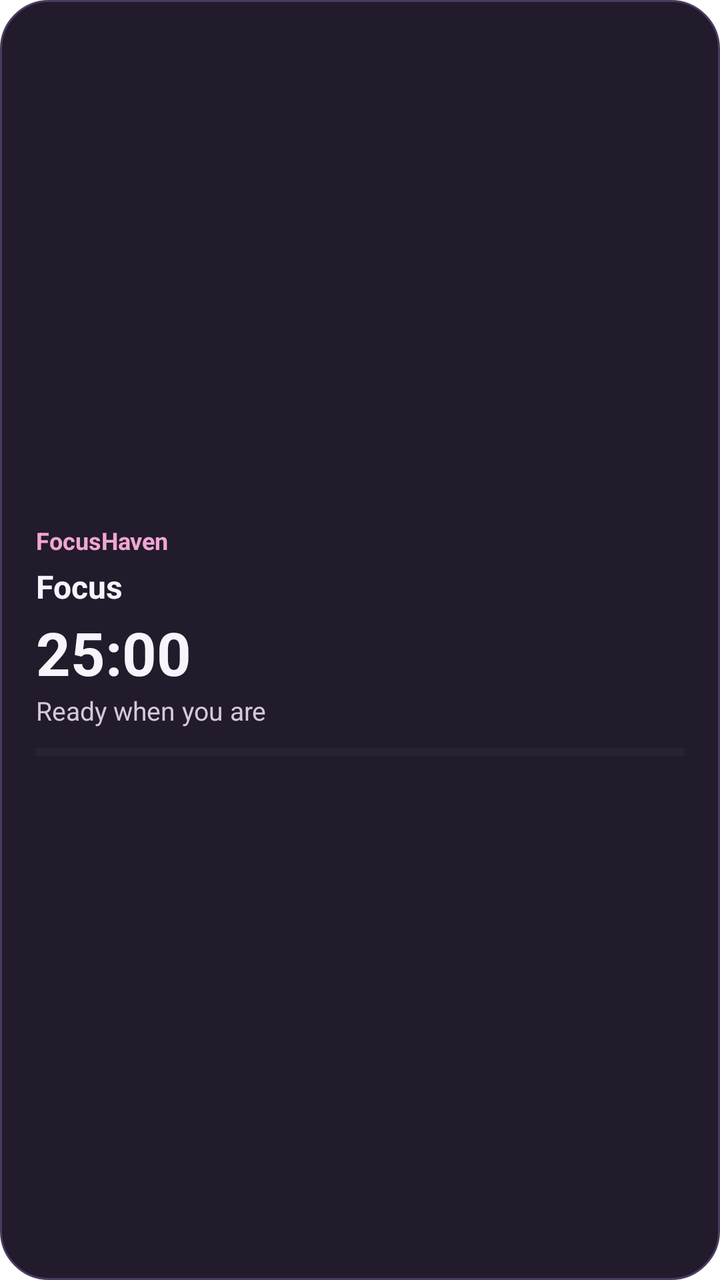
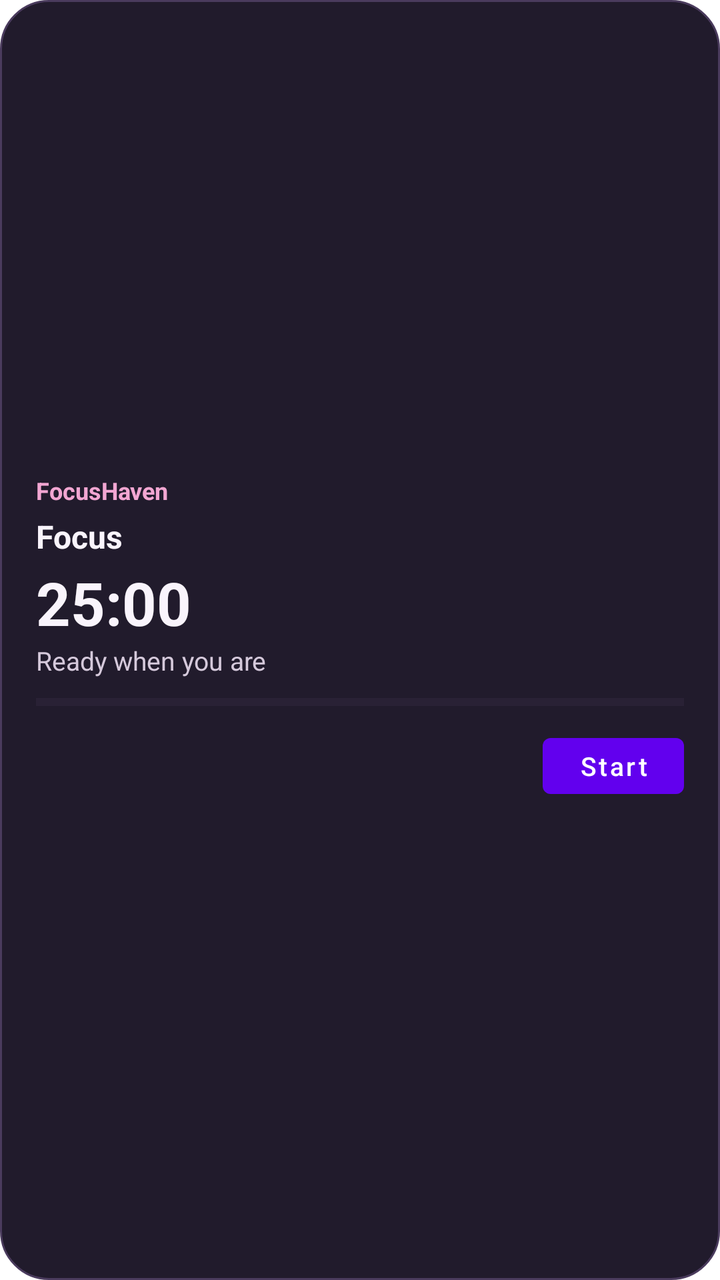

Two renders of the same Android screen: before a commit and after it. Below are the layout's source before the change and the commit's diff.
<!-- AndroidManifest.xml: fallback theme Theme.MaterialComponents.DayNight.NoActionBar -->
<!-- res/layout/focus_haven_widget.xml -->
<?xml version="1.0" encoding="utf-8"?>
<LinearLayout xmlns:android="http://schemas.android.com/apk/res/android"
    android:id="@+id/focus_haven_widget_root"
    android:layout_width="match_parent"
    android:layout_height="match_parent"
    android:background="@drawable/focus_haven_widget_background"
    android:gravity="center_vertical"
    android:orientation="vertical"
    android:padding="18dp">

    <TextView
        android:id="@+id/focus_haven_widget_title"
        android:layout_width="wrap_content"
        android:layout_height="wrap_content"
        android:text="@string/focus_haven_widget_name"
        android:textColor="@color/focus_haven_widget_accent"
        android:textSize="12sp"
        android:textStyle="bold" />

    <TextView
        android:id="@+id/focus_haven_widget_session"
        android:layout_width="wrap_content"
        android:layout_height="wrap_content"
        android:layout_marginTop="4dp"
        android:ellipsize="end"
        android:maxLines="1"
        android:text="@string/focus_haven_widget_focus"
        android:textColor="@color/focus_haven_widget_foreground"
        android:textSize="16sp"
        android:textStyle="bold" />

    <FrameLayout
        android:layout_width="match_parent"
        android:layout_height="wrap_content"
        android:layout_marginTop="2dp">

        <TextView
            android:id="@+id/focus_haven_widget_time"
            android:layout_width="wrap_content"
            android:layout_height="wrap_content"
            android:text="25:00"
            android:textColor="@color/focus_haven_widget_foreground"
            android:textSize="30sp"
            android:textStyle="bold" />

        <Chronometer
            android:id="@+id/focus_haven_widget_chronometer"
            android:layout_width="wrap_content"
            android:layout_height="wrap_content"
            android:textColor="@color/focus_haven_widget_foreground"
            android:textSize="30sp"
            android:textStyle="bold"
            android:visibility="gone" />
    </FrameLayout>

    <TextView
        android:id="@+id/focus_haven_widget_status"
        android:layout_width="wrap_content"
        android:layout_height="wrap_content"
        android:ellipsize="end"
        android:maxLines="1"
        android:text="@string/focus_haven_widget_ready"
        android:textColor="@color/focus_haven_widget_muted"
        android:textSize="13sp" />

    <ProgressBar
        android:id="@+id/focus_haven_widget_progress"
        style="?android:attr/progressBarStyleHorizontal"
        android:layout_width="match_parent"
        android:layout_height="4dp"
        android:layout_marginTop="10dp"
        android:indeterminate="false"
        android:max="1500"
        android:progress="0"
        android:progressBackgroundTint="@color/focus_haven_widget_progress_track"
        android:progressTint="@color/focus_haven_widget_accent" />
</LinearLayout>
<!-- resources referenced by this layout -->
<resources>
  <color name="focus_haven_widget_accent">#FFF2A6D2</color>
  <color name="focus_haven_widget_foreground">#FFF9F4FC</color>
  <color name="focus_haven_widget_muted">#FFD5C9DB</color>
  <color name="focus_haven_widget_progress_track">#FF41354E</color>
  <!-- drawable focus_haven_widget_background (drawable) -->
  <?xml version="1.0" encoding="utf-8"?>
  <shape xmlns:android="http://schemas.android.com/apk/res/android"
      android:shape="rectangle">
      <solid android:color="@color/focus_haven_widget_background" />
      <corners android:radius="24dp" />
      <stroke
          android:width="1dp"
          android:color="@color/focus_haven_widget_border" />
  </shape>
  <string name="focus_haven_widget_focus">Focus</string>
  <string name="focus_haven_widget_name">FocusHaven</string>
  <string name="focus_haven_widget_ready">Ready when you are</string>
  <color name="focus_haven_widget_background">#FF211B2C</color>
  <color name="focus_haven_widget_border">#FF4A3B5D</color>
</resources>

<!-- the commit's change to res/layout/focus_haven_widget.xml (unified diff, before → after) -->
@@ -74,4 +74,39 @@
         android:progress="0"
         android:progressBackgroundTint="@color/focus_haven_widget_progress_track"
         android:progressTint="@color/focus_haven_widget_accent" />
+
+    <LinearLayout
+        android:id="@+id/focus_haven_widget_controls"
+        android:layout_width="match_parent"
+        android:layout_height="40dp"
+        android:layout_marginTop="10dp"
+        android:gravity="end|center_vertical"
+        android:orientation="horizontal">
+
+        <Button
+            android:id="@+id/focus_haven_widget_reset_action"
+            android:layout_width="wrap_content"
+            android:layout_height="40dp"
+            android:layout_marginEnd="8dp"
+            android:minHeight="0dp"
+            android:minWidth="0dp"
+            android:paddingStart="14dp"
+            android:paddingEnd="14dp"
+            android:text="@string/focus_haven_widget_reset"
+            android:textAllCaps="false"
+            android:textSize="13sp"
+            android:visibility="gone" />
+
+        <Button
+            android:id="@+id/focus_haven_widget_primary_action"
+            android:layout_width="wrap_content"
+            android:layout_height="40dp"
+            android:minHeight="0dp"
+            android:minWidth="0dp"
+            android:paddingStart="18dp"
+            android:paddingEnd="18dp"
+            android:text="@string/focus_haven_widget_start"
+            android:textAllCaps="false"
+            android:textSize="13sp" />
+    </LinearLayout>
 </LinearLayout>
<!-- resource entries referenced after the edit -->
@@ -17,6 +17,8 @@
   <string name="focus_haven_widget_focus">Focus</string>
   <string name="focus_haven_widget_name">FocusHaven</string>
   <string name="focus_haven_widget_ready">Ready when you are</string>
+  <string name="focus_haven_widget_reset">Reset</string>
+  <string name="focus_haven_widget_start">Start</string>
   <color name="focus_haven_widget_background">#FF211B2C</color>
   <color name="focus_haven_widget_border">#FF4A3B5D</color>
 </resources>
